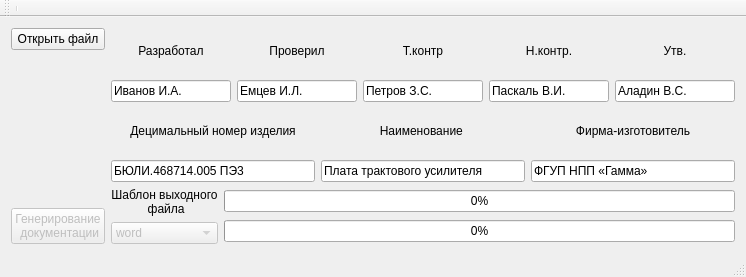
This is mainwindow.ui in pivleonid/gp as Qt 5 draws it before an edit. The edited form follows.
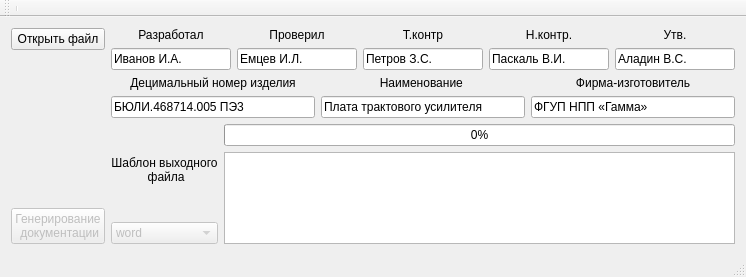
This is the edited form.

```diff
--- a/mainwindow.ui
+++ b/mainwindow.ui
@@ -10,6 +10,29 @@
     <height>277</height>
    </rect>
   </property>
+  <property name="sizePolicy">
+   <sizepolicy hsizetype="Fixed" vsizetype="Fixed">
+    <horstretch>0</horstretch>
+    <verstretch>0</verstretch>
+   </sizepolicy>
+  </property>
+  <property name="minimumSize">
+   <size>
+    <width>746</width>
+    <height>277</height>
+   </size>
+  </property>
+  <property name="maximumSize">
+   <size>
+    <width>746</width>
+    <height>277</height>
+   </size>
+  </property>
+  <property name="font">
+   <font>
+    <stylestrategy>PreferAntialias</stylestrategy>
+   </font>
+  </property>
   <property name="cursor">
    <cursorShape>ArrowCursor</cursorShape>
   </property>
@@ -261,19 +284,15 @@
         <item row="0" column="1">
          <layout class="QGridLayout" name="gridLayout_14">
           <item row="0" column="0">
-           <widget class="QProgressBar" name="progressBar">
-            <property name="value">
-             <number>0</number>
-            </property>
-           </widget>
-          </item>
-          <item row="1" column="0">
            <widget class="QProgressBar" name="progressBar_2">
             <property name="value">
              <number>0</number>
             </property>
            </widget>
           </item>
+          <item row="1" column="0">
+           <widget class="QTextEdit" name="debug"/>
+          </item>
          </layout>
         </item>
         <item row="0" column="0">
```
